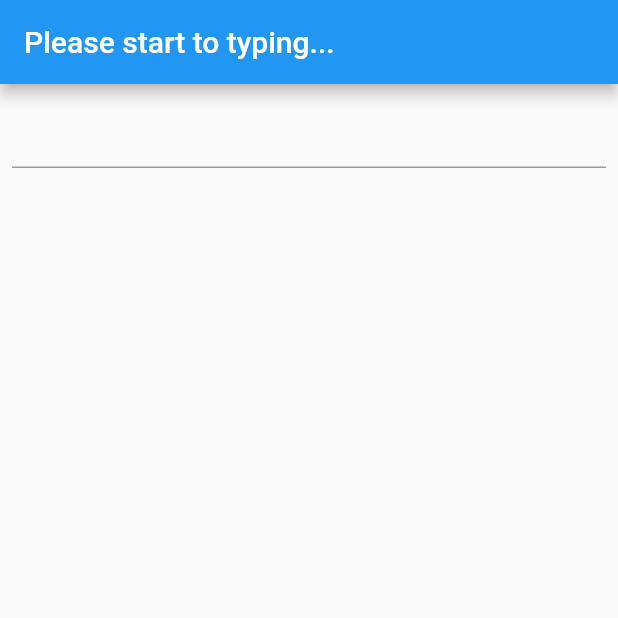
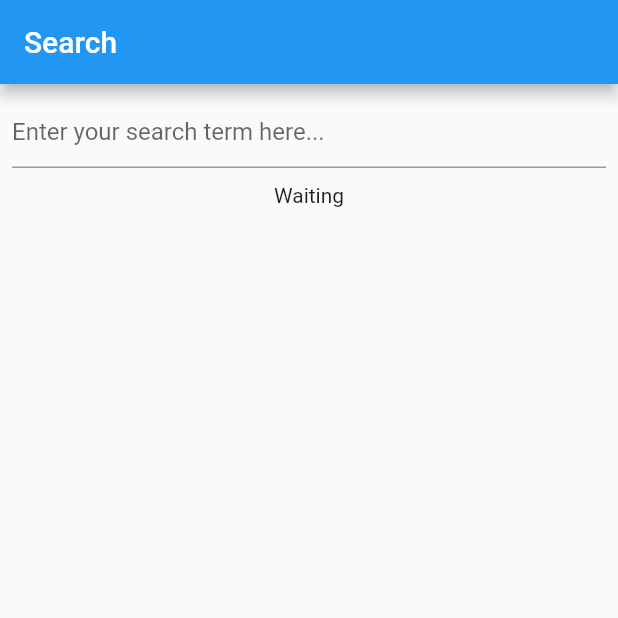
Before and after one commit to sumanmanna134/rx_dart_test, a Flutter app: the screen it shows after launch, on a phone screen of 412 x 824 dp, the top half of it. Run offline on Flutter 3.47's test engine with Material 2 defaults, Android fonts, the light colour scheme and no system bars; our stand-ins replace rxdart.

Commit message:
simple searching using rx

```diff
--- /dev/null
+++ b/lib/bloc/api.dart
@@ -0,0 +1,70 @@
+import 'dart:convert';
+import 'dart:io';
+
+import 'package:testing_rx_dart/models/animal.dart';
+import 'package:testing_rx_dart/models/person.dart';
+
+import '../models/thing.dart';
+
+typedef SearchTerm = String;
+
+class Api {
+  List<Animal>? _animals;
+  List<Person>? _persons;
+  Api();
+
+  Future<List<Thing>> search(SearchTerm searchTerm) async {
+    final term = searchTerm.trim().toLowerCase();
+    final cachedResults = _extractThingsUsingSearchTerm(term);
+    if (cachedResults != null) {
+      return cachedResults;
+    }
+    final person = await _getJson('http://127.0.0.1:5500/apis/persons.json')
+        .then((json) => json.map((e) => Person.fromJson(e)));
+    _persons = person.toList();
+
+    final animals = await _getJson('http://127.0.0.1:5500/apis/animals.json')
+        .then((json) => json.map((e) => Animal.fromJson(e)));
+    _animals = animals.toList();
+
+    return _extractThingsUsingSearchTerm(term) ?? [];
+  }
+
+  List<Thing>? _extractThingsUsingSearchTerm(SearchTerm term) {
+    final cachedAnimal = _animals;
+    final cachedPerson = _persons;
+    if (cachedAnimal != null && cachedPerson != null) {
+      List<Thing> result = [];
+      for (final animal in cachedAnimal) {
+        if (animal.name.trimmedContains(term) ||
+            animal.type.name.trimmedContains(term)) {
+          result.add(animal);
+        }
+      }
+
+      for (final person in cachedPerson) {
+        if (person.name.trimmedContains(term) ||
+            person.companyName.trimmedContains(term) ||
+            person.email.trimmedContains(term)) {
+          result.add(person);
+        }
+      }
+      return result;
+    } else {
+      return null;
+    }
+  }
+
+  Future<List<dynamic>> _getJson(String url) => HttpClient()
+      .getUrl(Uri.parse(url))
+      .then((req) => req.close())
+      .then((response) => response
+          .transform(utf8.decoder)
+          .join()
+          .then((jsonString) => json.decode(jsonString) as List<dynamic>));
+}
+
+extension TrimmedCaseInsensitiveContain on String {
+  bool trimmedContains(String other) =>
+      trim().toLowerCase().contains(other.trim().toLowerCase());
+}
--- /dev/null
+++ b/lib/bloc/search_bloc.dart
@@ -0,0 +1,38 @@
+import 'package:flutter/foundation.dart' show immutable;
+import 'package:rxdart/rxdart.dart';
+import 'package:rxdart/subjects.dart';
+import 'package:testing_rx_dart/bloc/api.dart';
+import 'package:testing_rx_dart/bloc/search_result.dart';
+
+@immutable
+class SearchBloc {
+  final Sink<String> search;
+  final Stream<SearchResult?> results;
+
+  void dispose() {
+    search.close();
+  }
+
+  factory SearchBloc({required Api api}) {
+    final textChanges = BehaviorSubject<String>();
+    final results = textChanges
+        .distinct()
+        .debounceTime(const Duration(milliseconds: 300))
+        .switchMap<SearchResult?>((String searchTerm) {
+      if (searchTerm.isEmpty) {
+        return Stream<SearchResult?>.value(null);
+      } else {
+        final foo = Rx.fromCallable(() => api.search(searchTerm))
+            .delay(const Duration(seconds: 1))
+            .map((result) => result.isEmpty
+                ? const SearchResultNoResult()
+                : SearchResultWithResults(result))
+            .startWith(const SearchResultLoading())
+            .onErrorReturnWith((error, _) => SearchResultHasError(error));
+        return foo;
+      }
+    });
+    return SearchBloc._(search: textChanges.sink, results: results);
+  }
+  SearchBloc._({required this.search, required this.results});
+}
--- /dev/null
+++ b/lib/bloc/search_result.dart
@@ -0,0 +1,29 @@
+import 'package:flutter/foundation.dart' show immutable;
+import 'package:testing_rx_dart/models/thing.dart';
+
+@immutable
+abstract class SearchResult {
+  SearchResult();
+}
+
+@immutable
+class SearchResultLoading implements SearchResult {
+  const SearchResultLoading();
+}
+
+@immutable
+class SearchResultHasError implements SearchResult {
+  final Object error;
+  const SearchResultHasError(this.error);
+}
+
+@immutable
+class SearchResultNoResult implements SearchResult {
+  const SearchResultNoResult();
+}
+
+@immutable
+class SearchResultWithResults implements SearchResult {
+  final List<Thing> results;
+  const SearchResultWithResults(this.results);
+}
--- a/lib/main.dart
+++ b/lib/main.dart
@@ -1,7 +1,7 @@
 import 'package:flutter/material.dart';
-import 'package:flutter_hooks/flutter_hooks.dart';
 import 'package:rxdart/rxdart.dart';
 import 'package:rxdart/subjects.dart';
+import 'package:testing_rx_dart/views/homse_page.dart';
 
 void main() {
   runApp(const MyApp());
@@ -27,35 +27,7 @@ class MyApp extends StatelessWidget {
         // is not restarted.
         primarySwatch: Colors.blue,
       ),
-      home: const HomePage(title: 'Flutter Demo Home Page'),
+      home: const HomePage(),
     );
   }
 }
-
-class HomePage extends HookWidget {
-  final String title;
-  const HomePage({Key? key, required this.title}) : super(key: key);
-
-  @override
-  Widget build(BuildContext context) {
-    final subject = useMemoized(() => BehaviorSubject<String>(), [key]);
-    useEffect(() => subject.close, [subject]);
-    return Scaffold(
-      appBar: AppBar(
-        title: StreamBuilder<String>(
-          stream: subject.stream.distinct(),
-          initialData: 'Please start to typing...',
-          builder: ((context, snapshot) {
-            return Text(snapshot.requireData);
-          }),
-        ),
-      ),
-      body: Padding(
-        padding: const EdgeInsets.all(8.0),
-        child: TextField(
-          onChanged: subject.sink.add,
-        ),
-      ),
-    );
-  }
-}
--- /dev/null
+++ b/lib/models/animal.dart
@@ -0,0 +1,28 @@
+import 'package:flutter/foundation.dart' show immutable;
+import 'package:testing_rx_dart/models/thing.dart';
+
+enum AnimalType { dog, cat, rabbit, unknown }
+
+@immutable
+class Animal extends Thing {
+  final AnimalType type;
+
+  Animal({required String name, required this.type}) : super(name: name);
+  @override
+  String toString() => 'Animal, Name: $name, type: $type';
+
+  factory Animal.fromJson(Map<String, dynamic> json) {
+    final AnimalType animalType;
+    switch ((json["type"] as String).toLowerCase().trim()) {
+      case "rabbit":
+        animalType = AnimalType.rabbit;
+        break;
+      case "cat":
+        animalType = AnimalType.cat;
+        break;
+      default:
+        animalType = AnimalType.unknown;
+    }
+    return Animal(name: json["name"], type: animalType);
+  }
+}
--- /dev/null
+++ b/lib/models/person.dart
@@ -0,0 +1,19 @@
+import 'package:flutter/foundation.dart' show immutable;
+import 'package:testing_rx_dart/models/thing.dart';
+
+@immutable
+class Person extends Thing {
+  final String companyName;
+  final String email;
+
+  Person({required String name, required this.companyName, required this.email})
+      : super(name: name);
+  @override
+  String toString() =>
+      'Person, Name: $name, Company: $companyName, email: $email';
+
+  factory Person.fromJson(Map<String, dynamic> json) {
+    return Person(
+        name: json["name"], companyName: json["company"], email: json["email"]);
+  }
+}
--- /dev/null
+++ b/lib/models/thing.dart
@@ -0,0 +1,8 @@
+import 'package:flutter/foundation.dart' show immutable;
+
+@immutable
+class Thing {
+  final String name;
+
+  Thing({required this.name});
+}
--- /dev/null
+++ b/lib/views/homse_page.dart
@@ -0,0 +1,45 @@
+import 'package:flutter/material.dart';
+import 'package:testing_rx_dart/bloc/api.dart';
+import 'package:testing_rx_dart/bloc/search_bloc.dart';
+import 'package:testing_rx_dart/views/search_result_view.dart';
+
+class HomePage extends StatefulWidget {
+  const HomePage({Key? key}) : super(key: key);
+
+  @override
+  State<HomePage> createState() => _HomePageState();
+}
+
+class _HomePageState extends State<HomePage> {
+  late final SearchBloc _bloc;
+
+  @override
+  void initState() {
+    // TODO: implement initState
+    super.initState();
+    _bloc = SearchBloc(api: Api());
+  }
+
+  @override
+  Widget build(BuildContext context) {
+    return Scaffold(
+      appBar: AppBar(
+        title: const Text('Search'),
+      ),
+      body: Padding(
+        padding: const EdgeInsets.all(8.0),
+        child: Column(
+          children: [
+            TextField(
+              decoration: const InputDecoration(
+                  hintText: 'Enter your search term here...'),
+              onChanged: _bloc.search.add,
+            ),
+            const SizedBox(height: 10),
+            SearchResultView(searchResult: _bloc.results)
+          ],
+        ),
+      ),
+    );
+  }
+}
--- /dev/null
+++ b/lib/views/search_result_view.dart
@@ -0,0 +1,58 @@
+import 'package:flutter/cupertino.dart';
+import 'package:flutter/material.dart';
+import 'package:testing_rx_dart/bloc/search_result.dart';
+import 'package:testing_rx_dart/models/animal.dart';
+import 'package:testing_rx_dart/models/person.dart';
+
+class SearchResultView extends StatelessWidget {
+  final Stream<SearchResult?> searchResult;
+  const SearchResultView({Key? key, required this.searchResult})
+      : super(key: key);
+
+  @override
+  Widget build(BuildContext context) {
+    return StreamBuilder<SearchResult?>(
+        stream: searchResult,
+        builder: ((context, snapshot) {
+          if (snapshot.hasData) {
+            final result = snapshot.data;
+            if (result is SearchResultHasError) {
+              return const Text("Got Error");
+            } else if (result is SearchResultLoading) {
+              return const CupertinoActivityIndicator(
+                radius: 30,
+              );
+            } else if (result is SearchResultNoResult) {
+              return const Text(
+                  "No Result found for your search term, try with another one!");
+            } else if (result is SearchResultWithResults) {
+              final results = result.results;
+              return Expanded(
+                  child: ListView.builder(
+                itemCount: results.length,
+                itemBuilder: (context, index) {
+                  final item = results[index];
+                  final String title;
+                  if (item is Animal) {
+                    title = 'Animal';
+                  } else if (item is Person) {
+                    title = 'Person';
+                  } else {
+                    title = 'Unknown';
+                  }
+
+                  return ListTile(
+                    title: Text(title),
+                    subtitle: Text(item.toString()),
+                  );
+                },
+              ));
+            } else {
+              return const Text('Unknown State');
+            }
+          } else {
+            return const Text('Waiting');
+          }
+        }));
+  }
+}
--- a/pubspec.yaml
+++ b/pubspec.yaml
@@ -34,7 +34,6 @@ dependencies:
   # Use with the CupertinoIcons class for iOS style icons.
   cupertino_icons: ^1.0.2
   rxdart: ^0.27.5
-  flutter_hooks: ^0.18.5+1
 
 dev_dependencies:
   flutter_test:
```
Also changed, not shown: apis/animals.json (added, +14 -0 lines), apis/persons.json (added, +17 -0 lines), pubspec.lock.
